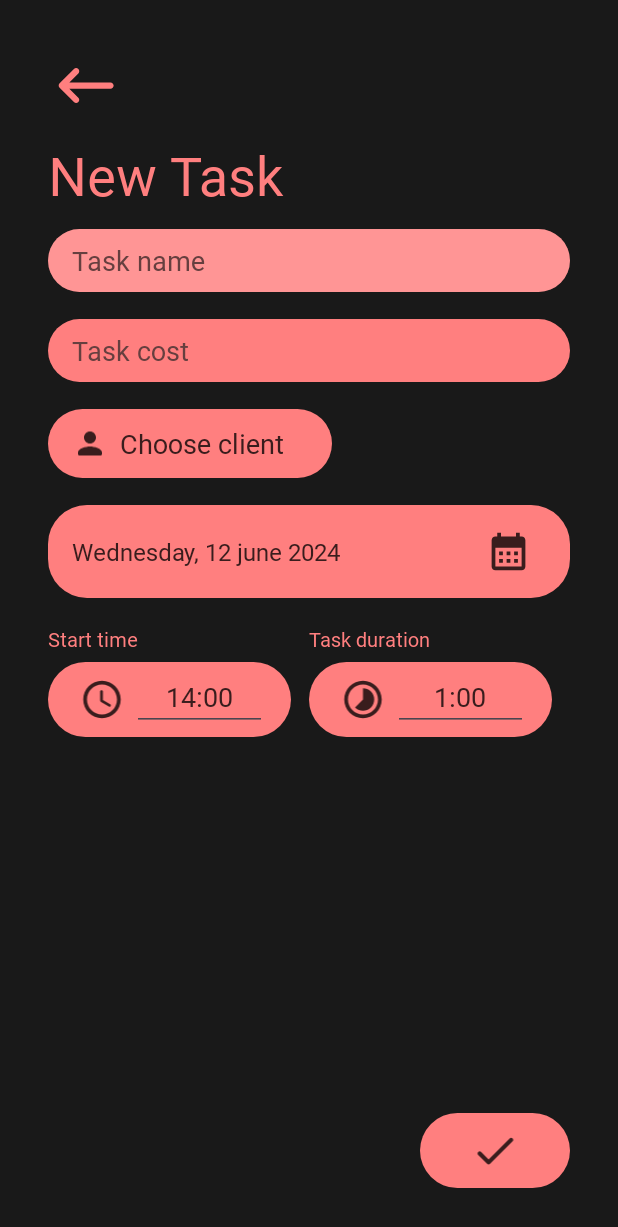
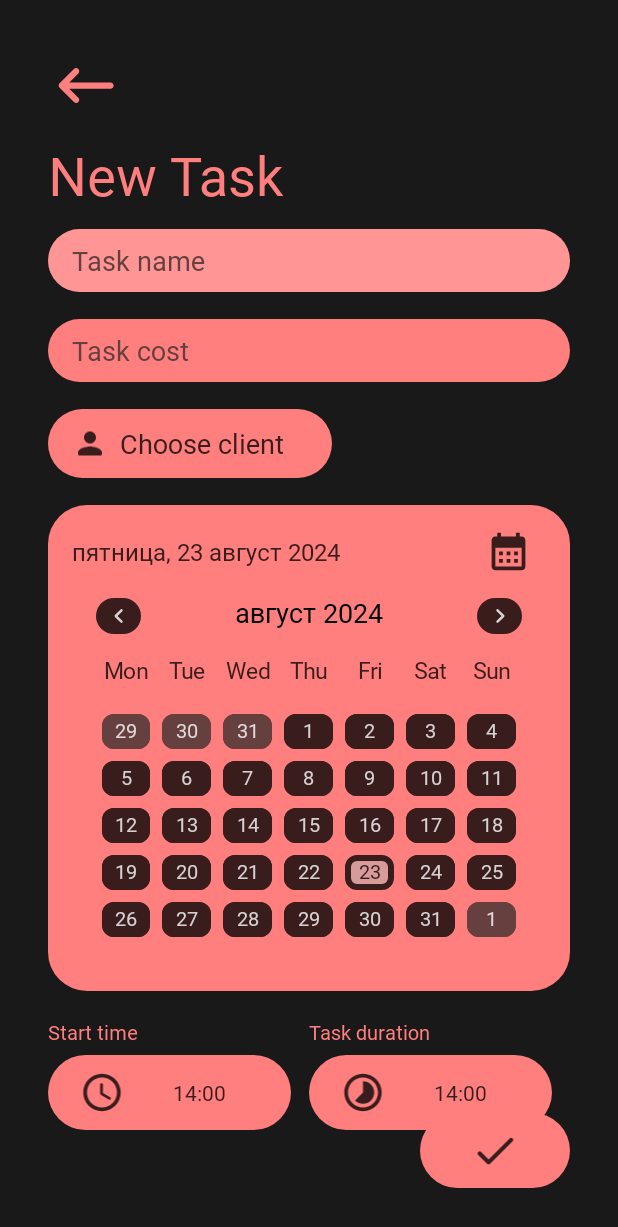
Before and after one commit to danyachka/ClientBook, an Android app built with Jetpack Compose: the fragment SelectorBottomSheet placed in its activity, after a tap on "Create an appointment", on a phone screen of 412 x 824 dp. Shown: the top 1227 px of the screen. Run offline under Robolectric (Android 15) with nearby library versions, the phone set to English and light mode, and no system bars; our stand-ins replace Room's generated code; Roboto replaces fonts that are not available here.

Commit message:
Add CalendarWidget hide animation, add time picker

```diff
--- a/app/src/main/AndroidManifest.xml
+++ b/app/src/main/AndroidManifest.xml
@@ -13,7 +13,7 @@
         android:theme="@style/Theme.ClientBook"
         tools:targetApi="31">
         <activity
-            android:name=".ui.activities.AppointmentCreationActivity"
+            android:name=".ui.activities.appointment_creation.AppointmentCreationActivity"
             android:exported="false" />
         <activity
             android:name=".ui.activities.ClientListActivity"
--- a/app/src/main/java/ru/etysoft/clientbook/ui/activities/AppActivity.kt
+++ b/app/src/main/java/ru/etysoft/clientbook/ui/activities/AppActivity.kt
@@ -23,7 +23,7 @@ open class AppActivity: AppCompatActivity() {
         return scaleOut
     }
 
-    fun performHeightAnimation(fromHeight: Int, toHeight: Int, view: View): ValueAnimator? {
+    fun performHeightAnimation(fromHeight: Int, toHeight: Int, view: View, duration: Long = 150): ValueAnimator? {
         val animator = ValueAnimator.ofInt(fromHeight, toHeight)
         animator.addUpdateListener { valueAnimator ->
             val value = valueAnimator.animatedValue as Int
@@ -32,7 +32,7 @@ open class AppActivity: AppCompatActivity() {
             view.layoutParams = params
         }
         animator.interpolator = DecelerateInterpolator(2f)
-        animator.duration = 150
+        animator.duration = duration
         animator.start()
         return animator
     }
--- a/app/src/main/java/ru/etysoft/clientbook/ui/activities/AppointmentCreationActivity.kt
+++ /dev/null
@@ -1,57 +0,0 @@
-package ru.etysoft.clientbook.ui.activities
-
-import android.app.Activity
-import android.content.Context
-import android.content.Intent
-import android.os.Build
-import androidx.appcompat.app.AppCompatActivity
-import android.os.Bundle
-import androidx.activity.result.contract.ActivityResultContract
-import com.google.gson.Gson
-import com.google.gson.GsonBuilder
-import ru.etysoft.clientbook.R
-import ru.etysoft.clientbook.databinding.ActivityAppointmentCreationBinding
-import ru.etysoft.clientbook.db.entities.AppointmentClient
-
-class AppointmentCreationActivity : AppCompatActivity() {
-
-    private lateinit var binding: ActivityAppointmentCreationBinding
-
-    override fun onCreate(savedInstanceState: Bundle?) {
-        super.onCreate(savedInstanceState)
-        binding = ActivityAppointmentCreationBinding.inflate(layoutInflater)
-        setContentView(binding.root)
-
-
-
-    }
-}
-
-class AppointmentCreationContract: ActivityResultContract<AppointmentClient?, AppointmentClient?>() {
-
-    companion object {
-        const val APPOINTMENT_CLIENT_RESULT = "APPOINTMENT_CLIENT_RESULT"
-    }
-
-    override fun createIntent(context: Context, input: AppointmentClient?): Intent {
-        val intent = Intent(context, AppointmentCreationActivity::class.java)
-
-        val gson = Gson()
-        intent.putExtra(APPOINTMENT_CLIENT_RESULT, gson.toJson(input))
-
-        return intent
-    }
-
-    override fun parseResult(resultCode: Int, intent: Intent?): AppointmentClient? {
-
-        if (resultCode != Activity.RESULT_OK) return null
-
-        if (intent == null) return null
-
-        val gson = Gson()
-        val json = intent.getStringExtra(APPOINTMENT_CLIENT_RESULT)
-
-        return gson.fromJson(json, AppointmentClient::class.java)
-    }
-
-}
--- a/app/src/main/java/ru/etysoft/clientbook/ui/activities/ClientListActivity.kt
+++ b/app/src/main/java/ru/etysoft/clientbook/ui/activities/ClientListActivity.kt
@@ -217,7 +217,7 @@ class ClientSelectorContract: ActivityResultContract<Client?, Client?>() {
     }
 
     override fun createIntent(context: Context, input: Client?): Intent {
-        val intent = Intent(context, AppointmentCreationActivity::class.java)
+        val intent = Intent(context, ClientListActivity::class.java)
 
         val gson = Gson()
         intent.putExtra(CLIENT_SELECTOR_RESULT, gson.toJson(input))
--- /dev/null
+++ b/app/src/main/java/ru/etysoft/clientbook/ui/activities/appointment_creation/AppointmentCreationActivity.kt
@@ -0,0 +1,160 @@
+package ru.etysoft.clientbook.ui.activities.appointment_creation
+
+import android.app.Activity
+import android.app.TimePickerDialog
+import android.content.Context
+import android.content.Intent
+import android.os.Bundle
+import android.view.View
+import android.widget.TextView
+import androidx.activity.result.ActivityResultLauncher
+import androidx.activity.result.contract.ActivityResultContract
+import androidx.core.content.ContextCompat
+import com.google.gson.Gson
+import ru.etysoft.clientbook.R
+import ru.etysoft.clientbook.databinding.ActivityAppointmentCreationBinding
+import ru.etysoft.clientbook.db.entities.AppointmentClient
+import ru.etysoft.clientbook.db.entities.Client
+import ru.etysoft.clientbook.ui.activities.AppActivity
+import ru.etysoft.clientbook.ui.activities.ClientSelectorContract
+import ru.etysoft.clientbook.ui.components.CalendarWidget
+import ru.etysoft.clientbook.ui.components.CalendarWidgetListener
+import java.time.LocalDate
+import java.time.format.TextStyle
+import java.util.Locale
+
+
+class AppointmentCreationActivity : AppActivity(), CalendarWidgetListener {
+
+    private lateinit var binding: ActivityAppointmentCreationBinding
+
+    private var isCalendarShown = true
+
+    private lateinit var resultLauncher: ActivityResultLauncher<Client?>
+
+    private var startTime = Time(14, 0)
+    private var duration = Time(14, 0)
+
+    private var pickedClient: Client? = null
+
+    override fun onCreate(savedInstanceState: Bundle?) {
+        super.onCreate(savedInstanceState)
+        binding = ActivityAppointmentCreationBinding.inflate(layoutInflater)
+        setContentView(binding.root)
+
+        updateCalendar()
+        fillDateText(LocalDate.now())
+
+        fillTimeView(binding.startTime, startTime)
+        fillTimeView(binding.duration, duration)
+
+        binding.startTimeButton.setOnClickListener {
+            val timePickerDialog = TimePickerDialog(this, { _, hourOfDay, minute ->
+                startTime = Time(hourOfDay, minute)
+                fillTimeView(binding.startTime, startTime)
+            }, startTime.hour, startTime.minutes, true)
+            timePickerDialog.show()
+        }
+
+        binding.durationButton.setOnClickListener {
+            val timePickerDialog = TimePickerDialog(this, { _, hourOfDay, minute ->
+                duration = Time(hourOfDay, minute)
+                fillTimeView(binding.duration, duration)
+            }, duration.hour, duration.minutes, true)
+            timePickerDialog.show()
+        }
+
+        resultLauncher = registerForActivityResult(ClientSelectorContract()) { result ->
+            if (result != null) onClientPicked(result)
+        }
+
+        binding.calendarButton.setOnClickListener {
+            if (isCalendarShown) return@setOnClickListener
+            isCalendarShown = true
+
+            updateCalendar()
+        }
+
+        binding.clientPicker.setOnClickListener {
+            resultLauncher.launch(null)
+        }
+
+        binding.buttonBack.setOnClickListener {
+            finish()
+        }
+
+    }
+
+    private fun onClientPicked(client: Client) {
+        binding.clientPicker.visibility = View.GONE
+        binding.clientChosenLayout.visibility = View.VISIBLE
+
+        binding.clientName.text = client.name
+        binding.clientPhone.text = client.phoneNumber
+
+        pickedClient = client;
+    }
+
+    override fun onCalendarClicked(selectedLocalDate: LocalDate) {
+        if (!isCalendarShown) return
+        isCalendarShown = false
+
+        updateCalendar()
+
+        fillDateText(selectedLocalDate)
+    }
+
+    private fun updateCalendar() = binding.calendar.setContent {
+        CalendarWidget(listener = this, setBottomPadding = false, isVisible = isCalendarShown)
+    }
+
+    private fun fillDateText(date: LocalDate) {
+        val s = ContextCompat.getString(this, R.string.appointment_creation_date)
+                .replaceFirst("%w", date.dayOfWeek.
+                    getDisplayName(TextStyle.FULL_STANDALONE, Locale("ru")))
+                .replaceFirst("%d", date.dayOfMonth.toString())
+                .replaceFirst("%m", date.month.getDisplayName(TextStyle.FULL_STANDALONE, Locale("ru")))
+                .replaceFirst("%y", date.year.toString())
+
+        binding.date.text = s
+    }
+
+    private fun fillTimeView(view: TextView, time: Time) {
+        view.text = time.toString()
+    }
+}
+
+class AppointmentCreationContract: ActivityResultContract<AppointmentClient?, AppointmentClient?>() {
+
+    companion object {
+        const val APPOINTMENT_CLIENT_RESULT = "APPOINTMENT_CLIENT_RESULT"
+    }
+
+    override fun createIntent(context: Context, input: AppointmentClient?): Intent {
+        val intent = Intent(context, AppointmentCreationActivity::class.java)
+
+        val gson = Gson()
+        intent.putExtra(APPOINTMENT_CLIENT_RESULT, gson.toJson(input))
+
+        return intent
+    }
+
+    override fun parseResult(resultCode: Int, intent: Intent?): AppointmentClient? {
+
+        if (resultCode != Activity.RESULT_OK) return null
+
+        if (intent == null) return null
+
+        val gson = Gson()
+        val json = intent.getStringExtra(APPOINTMENT_CLIENT_RESULT)
+
+        return gson.fromJson(json, AppointmentClient::class.java)
+    }
+
+}
+
+class Time(val hour: Int, val minutes: Int) {
+    override fun toString(): String {
+        return String.format("%02d:%02d", hour, minutes)
+    }
+}
--- a/app/src/main/java/ru/etysoft/clientbook/ui/adapters/appointment/AppointmentAdapter.kt
+++ b/app/src/main/java/ru/etysoft/clientbook/ui/adapters/appointment/AppointmentAdapter.kt
@@ -47,6 +47,8 @@ class AppointmentAdapter : RecyclerView.Adapter<AppointmentViewHolder> {
     }
 
     private fun notifyListeners(position: Int, element: AppointmentClient) {
+        if (list.isEmpty()) return;
+
         if (position == 0) {
             scrollListener.onFirstScrolled(element)
             loader.loadOlder()
--- a/app/src/main/java/ru/etysoft/clientbook/ui/bottomsheets/SelectorBottomSheet.kt
+++ b/app/src/main/java/ru/etysoft/clientbook/ui/bottomsheets/SelectorBottomSheet.kt
@@ -7,12 +7,10 @@ import android.view.View
 import android.view.ViewGroup
 import android.widget.LinearLayout
 import androidx.activity.result.ActivityResultLauncher
-import androidx.appcompat.app.AppCompatActivity
-import androidx.core.app.ActivityCompat
 import com.google.android.material.bottomsheet.BottomSheetDialogFragment
 import ru.etysoft.clientbook.R
 import ru.etysoft.clientbook.db.entities.AppointmentClient
-import ru.etysoft.clientbook.ui.activities.AppointmentCreationContract
+import ru.etysoft.clientbook.ui.activities.appointment_creation.AppointmentCreationContract
 import ru.etysoft.clientbook.ui.activities.ClientCreationActivity
 import ru.etysoft.clientbook.ui.activities.MainActivity
 
--- a/app/src/main/java/ru/etysoft/clientbook/ui/components/CalendarWidget.kt
+++ b/app/src/main/java/ru/etysoft/clientbook/ui/components/CalendarWidget.kt
@@ -1,13 +1,11 @@
 package ru.etysoft.clientbook.ui.components
 
+import androidx.compose.animation.AnimatedVisibility
 import androidx.compose.animation.animateContentSize
 import androidx.compose.foundation.background
 import androidx.compose.foundation.border
 import androidx.compose.foundation.clickable
 import androidx.compose.foundation.layout.*
-import androidx.compose.foundation.lazy.grid.GridCells
-import androidx.compose.foundation.lazy.grid.LazyVerticalGrid
-import androidx.compose.foundation.lazy.grid.items
 import androidx.compose.foundation.shape.RoundedCornerShape
 import androidx.compose.material.*
 import androidx.compose.runtime.*
@@ -26,13 +24,14 @@ import androidx.compose.ui.unit.sp
 import ru.etysoft.clientbook.R
 import ru.etysoft.clientbook.utils.Logger
 import java.time.LocalDate
+import java.time.format.TextStyle
+import java.util.Locale
 import kotlin.math.abs
-import kotlin.math.absoluteValue
 
 
 interface CalendarWidgetListener {
 
-    fun onClick(selectedLocalDate: LocalDate)
+    fun onCalendarClicked(selectedLocalDate: LocalDate)
 
 }
 
@@ -40,13 +39,16 @@ interface CalendarWidgetListener {
 @Composable
 fun CalendarWidget(
         listener: CalendarWidgetListener,
-        modifier: Modifier = Modifier
+        modifier: Modifier = Modifier,
+        setBottomPadding: Boolean = true,
+        isVisible: Boolean = true
 ) {
     Logger.logDebug("CalendarWidget", "CalendarWidget's been created")
     val localNow = LocalDate.now()
     var calendar by remember { mutableStateOf(LocalDate.now()) }
     var animateContentSize by remember { mutableStateOf(0) }
 
+    AnimatedVisibility(visible = isVisible) {
         Column(
                 modifier = modifier
                         .fillMaxWidth()
@@ -68,7 +70,7 @@ fun CalendarWidget(
                 }
 
                 Text(
-                    "${calendar.month.name} ${calendar.year}",
+                        "${calendar.month.getDisplayName(TextStyle.FULL_STANDALONE, Locale("ru"))} ${calendar.year}",
                         fontSize = 18.sp,
                         fontFamily = montserrat,
                         fontWeight = FontWeight.SemiBold
@@ -89,38 +91,40 @@ fun CalendarWidget(
 
             val previousMonthLen = calendar.minusMonths(1).lengthOfMonth()
 
-        LazyVerticalGrid(
-                columns = GridCells.Fixed(7),
+            Column(
                     modifier = Modifier
                             .fillMaxWidth()
-                        .padding(bottom = 8.dp)
+                            .padding(bottom = if (setBottomPadding) 8.dp else 0.dp)
 
             ) {
-            items((0 until rows * 7).toList()) { index ->
-                val day = index - firstDayOfWeek + 1
+                for (week in 0..<rows) {
+                    Row(
+                            Modifier.fillMaxWidth(1f)
+                    ) {
+                        for (currentDay in 0..<7) {
+                            val day = week * 7 + currentDay - firstDayOfWeek + 2
 
-                if (day < 1) {
-                    val d = previousMonthLen + day
+                            val isCurrentMonth = (day in 1..daysInMonth)
+                            val d = if (day < 1) {
+                                previousMonthLen + day
+                            } else if (day > daysInMonth) {
+                                day - daysInMonth
+                            } else {
+                                day
+                            }
 
+                            Row(
+                                    Modifier.weight(1f, true)
+                            ) {
                                 CreateDayElement(day = d,
-                            isCurrent = false,
-                            buttonDate = firstDayInMonth.minusDays(abs(day) + 1L),
+                                        isCurrent = isCurrentMonth,
+                                        buttonDate = if (day > 0) firstDayInMonth.plusDays(day - 1L)
+                                        else firstDayInMonth.minusDays(abs(day) + 1L),
                                         localDate = localNow,
                                         listener = listener)
-                } else if (day > daysInMonth) {
-                    val d = day - daysInMonth
-
-                    CreateDayElement(day = d,
-                            isCurrent = false,
-                            buttonDate = firstDayInMonth.plusDays(day - 1L),
-                            localDate = localNow,
-                            listener = listener)
-                } else {
-                    CreateDayElement(day = day,
-                            isCurrent = true,
-                            buttonDate = firstDayInMonth.plusDays(day - 1L),
-                            localDate = localNow,
-                            listener = listener)
+                            }
+                        }
+                    }
                 }
             }
         }
@@ -132,9 +136,11 @@ fun CalendarWidget(
 fun CreateDayElement(day: Int, isCurrent: Boolean, buttonDate: LocalDate, localDate: LocalDate,
                      listener: CalendarWidgetListener) {
     Logger.logDebug("CalendarWidget", "Bound date: $buttonDate, $localDate")
+
     Box (
             contentAlignment = Alignment.Center,
             modifier = Modifier
+                    .fillMaxWidth(1f)
                     .padding(4.dp)
                     .background(
                             if (buttonDate.isEqual(localDate)) colorResource(id = R.color.accent_light_light_light)
@@ -145,7 +151,7 @@ fun CreateDayElement(day: Int, isCurrent: Boolean, buttonDate: LocalDate, localD
                             color = if (isCurrent) colorResource(id = R.color.accent_dark_dark)
                             else colorResource(id = R.color.accent_dark),
                             shape = RoundedCornerShape(8.dp))
-                    .clickable { listener.onClick(buttonDate) }
+                    .clickable { listener.onCalendarClicked(buttonDate) }
     ) {
 
         Text(
@@ -231,7 +237,7 @@ fun TopButton(toFuture: Boolean, runnable: Runnable) {
 @Composable
 fun Preview() {
     CalendarWidget(listener = object : CalendarWidgetListener {
-        override fun onClick(selectedLocalDate: LocalDate) {
+        override fun onCalendarClicked(selectedLocalDate: LocalDate) {
         }
     })
 }
--- a/app/src/main/java/ru/etysoft/clientbook/ui/fragments/calendar/CalendarFragment.kt
+++ b/app/src/main/java/ru/etysoft/clientbook/ui/fragments/calendar/CalendarFragment.kt
@@ -54,7 +54,7 @@ class CalendarFragment: Fragment(R.layout.fragment_calendar), CalendarWidgetList
         _binding = null
     }
 
-    override fun onClick(selectedLocalDate: LocalDate) {
+    override fun onCalendarClicked(selectedLocalDate: LocalDate) {
         TODO("Not yet implemented")
     }
 }
--- a/app/src/main/res/layout/activity_appointment_creation.xml
+++ b/app/src/main/res/layout/activity_appointment_creation.xml
@@ -4,7 +4,7 @@
     xmlns:tools="http://schemas.android.com/tools"
     android:layout_width="match_parent"
     android:layout_height="match_parent"
-    tools:context=".ui.activities.AppointmentCreationActivity"
+    tools:context=".ui.activities.appointment_creation.AppointmentCreationActivity"
     android:paddingHorizontal="32dp"
 
     android:background="@color/light_black">
@@ -12,6 +12,7 @@
     <ScrollView
         android:layout_width="match_parent"
         android:layout_height="match_parent"
+        android:scrollbars="none"
 
         app:layout_constraintTop_toTopOf="parent"
         app:layout_constraintStart_toStartOf="parent"
@@ -90,6 +91,7 @@
                 android:textSize="14sp"/>
 
             <LinearLayout
+                android:id="@+id/client_picker"
                 android:layout_width="wrap_content"
                 android:layout_height="wrap_content"
                 android:layout_marginTop="18dp"
@@ -133,8 +135,8 @@
 
                 <ImageView
                     android:id="@+id/client_image"
-                    android:layout_width="100dp"
-                    android:layout_height="100dp"
+                    android:layout_width="50dp"
+                    android:layout_height="50dp"
                     android:background="@drawable/circle"
                     android:backgroundTint="@color/accent_medium"
                     android:padding="10dp"
@@ -157,7 +159,7 @@
                         android:fontFamily="@font/montserratbold"
                         android:text="Member"
                         android:textColor="@color/accent_dark_dark"
-                        android:textSize="20sp" />
+                        android:textSize="18sp" />
 
                     <TextView
                         android:id="@+id/client_phone"
@@ -166,7 +168,7 @@
                         android:fontFamily="@font/montserratbold"
                         android:text="+7 (999) 111 1111"
                         android:textColor="@color/accent_dark_dark"
-                        android:textSize="20sp" />
+                        android:textSize="16sp" />
 
                 </LinearLayout>
 
@@ -177,7 +179,9 @@
                 android:layout_height="wrap_content"
                 android:background="@drawable/high_rounded"
                 android:backgroundTint="@color/accent"
-                android:padding="16dp"
+                android:paddingTop="16dp"
+                android:paddingHorizontal="16dp"
+                android:paddingBottom="8dp"
                 android:layout_marginTop="18dp"
                 android:orientation="vertical">
 
@@ -212,7 +216,9 @@
                 <androidx.compose.ui.platform.ComposeView
                     android:id="@+id/calendar"
                     android:layout_width="wrap_content"
-                    android:layout_height="wrap_content"/>
+                    android:layout_height="wrap_content"
+
+                    android:layout_marginBottom="8dp"/>
 
             </LinearLayout>
 
@@ -220,7 +226,9 @@
                 android:layout_width="match_parent"
                 android:layout_height="wrap_content"
                 android:paddingTop="18dp"
-                android:orientation="horizontal">
+                android:orientation="horizontal"
+
+                android:layout_marginBottom="400dp">
 
                 <LinearLayout
                     android:layout_width="match_parent"
@@ -239,6 +247,7 @@
                         android:textSize="13sp" />
 
                     <LinearLayout
+                        android:id="@+id/start_time_button"
                         android:layout_width="wrap_content"
                         android:layout_height="wrap_content"
 
@@ -261,7 +270,7 @@
                             app:tint="@color/accent_dark_dark"
                             android:layout_gravity="center"/>
 
-                        <EditText
+                        <TextView
                             android:id="@+id/start_time"
                             android:layout_width="90dp"
                             android:layout_height="42dp"
@@ -270,15 +279,11 @@
 
                             android:gravity="center"
 
-                            android:text="14:00"
+                            android:text="@string/appointment_creation_time"
 
-                            android:inputType="time"
-                            android:maxLength="5"
-                            android:maxLines="1"
                             android:paddingHorizontal="16dp"
 
-                            android:textColor="@color/accent_dark_dark"
-                            android:textColorHint="@color/accent_dark"/>
+                            android:textColor="@color/accent_dark_dark"/>
 
                     </LinearLayout>
 
@@ -289,6 +294,7 @@
                     android:layout_height="wrap_content"
                     android:orientation="vertical"
                     android:layout_gravity="bottom"
+
                     android:layout_weight="1">
 
                     <TextView
@@ -301,6 +307,7 @@
                         android:textSize="13sp" />
 
                     <LinearLayout
+                        android:id="@+id/duration_button"
                         android:layout_width="wrap_content"
                         android:layout_height="wrap_content"
 
@@ -323,7 +330,7 @@
                             app:tint="@color/accent_dark_dark"
                             android:layout_gravity="center"/>
 
-                        <EditText
+                        <TextView
                             android:id="@+id/duration"
                             android:layout_width="90dp"
                             android:layout_height="42dp"
@@ -332,15 +339,11 @@
 
                             android:gravity="center"
 
-                            android:text="1:00"
+                            android:text="@string/appointment_creation_time"
 
-                            android:inputType="time"
-                            android:maxLength="5"
-                            android:maxLines="1"
                             android:paddingHorizontal="16dp"
 
-                            android:textColor="@color/accent_dark_dark"
-                            android:textColorHint="@color/accent_dark"/>
+                            android:textColor="@color/accent_dark_dark"/>
 
                     </LinearLayout>
 
--- a/app/src/main/res/values/strings.xml
+++ b/app/src/main/res/values/strings.xml
@@ -47,6 +47,8 @@
     <string name="appointment_creation_cost_error">Enter value</string>
     <string name="appointment_creation_choose_client">Choose client</string>
     <string name="appointment_creation_start">Start time</string>
+    <string name="appointment_creation_time">Time</string>
     <string name="appointment_creation_duration">Task duration</string>
+    <string name="appointment_creation_date" translatable="false">%w, %d %m %y</string>
 
 </resources>
```
Also changed, not shown: 1 other file. Lines whose indentation alone changed are shown as unchanged.
